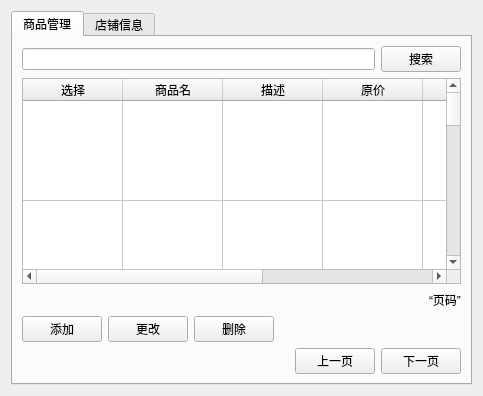
First picture: the form in E-commerceMIS/storeUI.ui, repository Ziyeeee/DatabaseProject, before the edit.
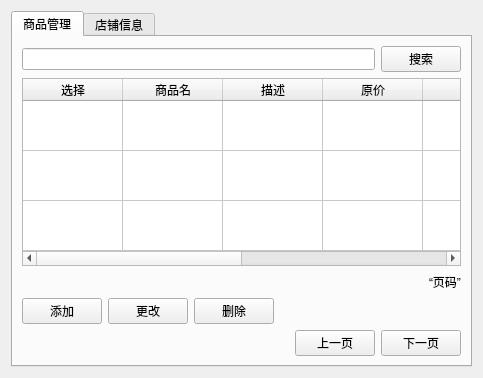
Second picture: the form after the edit.

The edit to the form file:
```diff
--- a/E-commerceMIS/storeUI.ui
+++ b/E-commerceMIS/storeUI.ui
@@ -7,7 +7,7 @@
     <x>0</x>
     <y>0</y>
     <width>483</width>
-    <height>396</height>
+    <height>378</height>
    </rect>
   </property>
   <property name="windowTitle">
@@ -40,6 +40,30 @@
        </item>
        <item>
         <widget class="QTableWidget" name="commodityTableWidget">
+         <property name="editTriggers">
+          <set>QAbstractItemView::DoubleClicked</set>
+         </property>
+         <property name="alternatingRowColors">
+          <bool>false</bool>
+         </property>
+         <property name="selectionMode">
+          <enum>QAbstractItemView::SingleSelection</enum>
+         </property>
+         <property name="selectionBehavior">
+          <enum>QAbstractItemView::SelectItems</enum>
+         </property>
+         <property name="showGrid">
+          <bool>true</bool>
+         </property>
+         <property name="sortingEnabled">
+          <bool>false</bool>
+         </property>
+         <property name="wordWrap">
+          <bool>true</bool>
+         </property>
+         <property name="rowCount">
+          <number>3</number>
+         </property>
          <attribute name="horizontalHeaderVisible">
           <bool>true</bool>
          </attribute>
@@ -47,7 +71,7 @@
           <bool>false</bool>
          </attribute>
          <attribute name="verticalHeaderDefaultSectionSize">
-          <number>100</number>
+          <number>50</number>
          </attribute>
          <row>
           <property name="text">
@@ -64,49 +88,73 @@
            <string>新建行</string>
           </property>
          </row>
-         <row>
-          <property name="text">
-           <string>新建行</string>
-          </property>
-         </row>
-         <row>
-          <property name="text">
-           <string>新建行</string>
-          </property>
-         </row>
          <column>
           <property name="text">
            <string>选择</string>
           </property>
+          <property name="font">
+           <font>
+            <pointsize>9</pointsize>
+           </font>
+          </property>
+          <property name="textAlignment">
+           <set>AlignHCenter|AlignTop</set>
+          </property>
          </column>
          <column>
           <property name="text">
            <string>商品名</string>
           </property>
+          <property name="textAlignment">
+           <set>AlignCenter</set>
+          </property>
          </column>
          <column>
           <property name="text">
            <string>描述</string>
           </property>
+          <property name="textAlignment">
+           <set>AlignCenter</set>
+          </property>
          </column>
          <column>
           <property name="text">
            <string>原价</string>
           </property>
+          <property name="textAlignment">
+           <set>AlignCenter</set>
+          </property>
          </column>
          <column>
           <property name="text">
            <string>折扣</string>
           </property>
+          <property name="textAlignment">
+           <set>AlignCenter</set>
+          </property>
+         </column>
+         <column>
+          <property name="text">
+           <string>尺码</string>
+          </property>
+          <property name="textAlignment">
+           <set>AlignCenter</set>
+          </property>
          </column>
          <column>
           <property name="text">
            <string>库存</string>
           </property>
+          <property name="textAlignment">
+           <set>AlignCenter</set>
+          </property>
          </column>
          <column>
           <property name="text">
-           <string>销量</string>
+           <string>存储位置</string>
+          </property>
+          <property name="textAlignment">
+           <set>AlignCenter</set>
           </property>
          </column>
         </widget>
```
